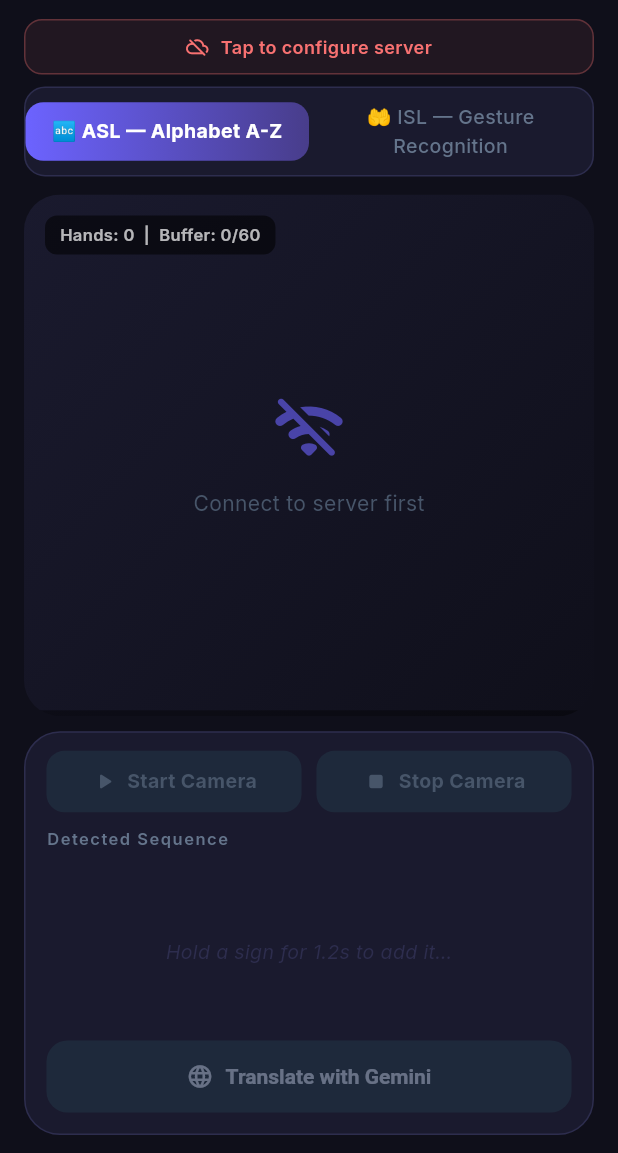
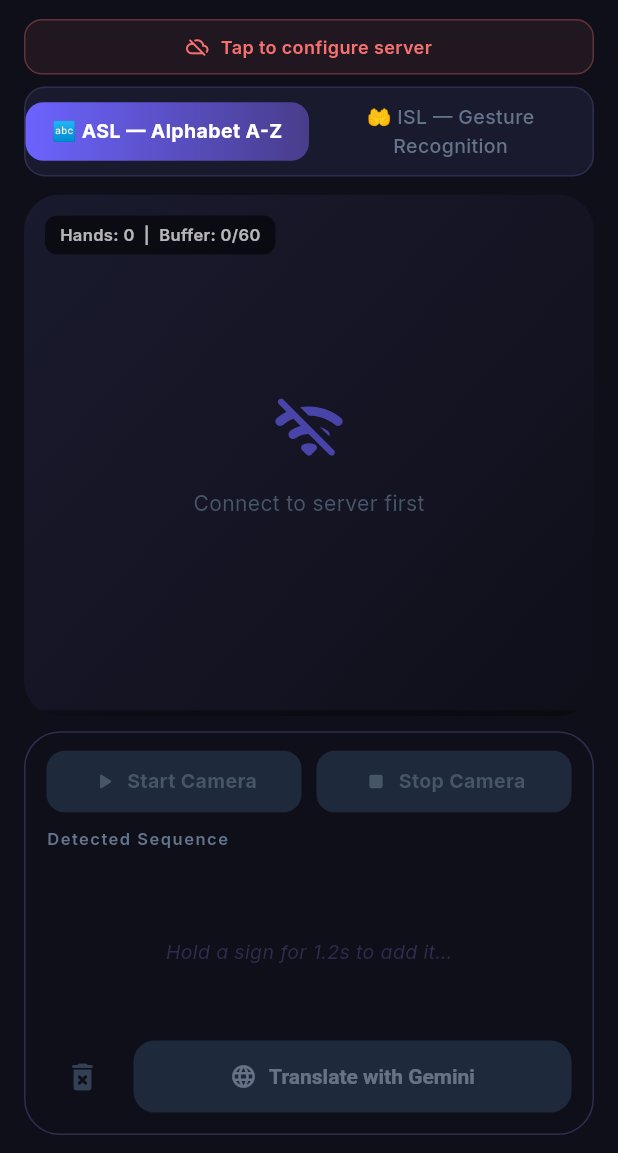
Before and after one commit to DineshMSDian/SignSpeak, a Flutter app: the screen it shows after launch, on a phone screen of 412 x 824 dp, the part 83-1236 px from its top. Run offline on Flutter 3.47's test engine with Material 3 defaults, Android fonts, the phone set to English and light mode, and no system bars; our stand-ins replace camera, flutter_tts, google_fonts.

Commit message:
SignSpeak: [TEMP]: Integrated GEmini for better translation (Regional Language)
Signed-off-by: DineshMSDian <dinesh2742004@gmail.com>

````diff
--- a/signspeak_flutter/lib/screens/home_screen.dart
+++ b/signspeak_flutter/lib/screens/home_screen.dart
@@ -1,12 +1,11 @@
 import 'dart:async';
-import 'dart:convert';
 import 'dart:typed_data';
 import 'package:camera/camera.dart';
 import 'package:flutter/material.dart';
-import 'package:http/http.dart' as http;
 import 'package:image/image.dart' as img;
 import '../config.dart';
 import '../services/backend_service.dart';
+import '../services/gemini_service.dart';
 import '../services/tts_service.dart';
 import '../widgets/server_config_dialog.dart';
 
@@ -28,37 +27,21 @@ const Set<int> kFingertips = {4, 8, 12, 16, 20};
 // ══════════════════════════════════════════════════════════════════
 class HandSkeletonPainter extends CustomPainter {
   final List<List<Map<String, double>>> hands;
-  final Size previewSize;
-  final bool mirrorX;
+  final Size imageSize; // unused — kept for API compat, pass Size.zero
 
   const HandSkeletonPainter({
     required this.hands,
-    required this.previewSize,
-    this.mirrorX = true,
+    this.imageSize = Size.zero,
   });
 
   @override
   void paint(Canvas canvas, Size size) {
     if (hands.isEmpty) return;
 
-    // BoxFit.cover: scale to fill, crop excess
-    final double camAspect = previewSize.width / previewSize.height;
-    final double widgetAspect = size.width / size.height;
-
-    double scaleX, scaleY, offsetX = 0, offsetY = 0;
-    if (camAspect > widgetAspect) {
-      scaleY = size.height;
-      scaleX = size.height * camAspect;
-      offsetX = (size.width - scaleX) / 2;
-    } else {
-      scaleX = size.width;
-      scaleY = size.width / camAspect;
-      offsetY = (size.height - scaleY) / 2;
-    }
-
+    // Landmarks from the backend are normalized 0–1 (x already mirrored).
+    // Map directly to the canvas size — no camera-resolution math needed.
     Offset toCanvas(Map<String, double> lm) {
-      final nx = mirrorX ? (1.0 - lm['x']!) : lm['x']!;
-      return Offset(offsetX + nx * scaleX, offsetY + lm['y']! * scaleY);
+      return Offset(lm['x']! * size.width, lm['y']! * size.height);
     }
 
     final bonePaint = Paint()
@@ -102,48 +85,6 @@ class HandSkeletonPainter extends CustomPainter {
 }
 
 // ══════════════════════════════════════════════════════════════════
-// Gemini Service — English + Tamil + Hindi
-// ══════════════════════════════════════════════════════════════════
-class GeminiService {
-  static const String _apiKey = 'YOUR_GEMINI_API_KEY'; // ← replace
-  static const String _endpoint =
-      'https://generativelanguage.googleapis.com/v1beta/models/gemini-2.0-flash:generateContent?key=$_apiKey';
-
-  static Future<Map<String, String>> translate(
-      List<String> tokens, bool isASL) async {
-    if (tokens.isEmpty) return {'english': '', 'tamil': '', 'hindi': ''};
-    final input = isASL ? tokens.join('') : tokens.join(' ');
-    final prompt = isASL
-        ? 'These are ASL fingerspelled letters: "$input". Combine into the most likely word or sentence. '
-            'Reply ONLY with JSON: {"english":"...","tamil":"...","hindi":"..."} — no explanation.'
-        : 'These are ISL gesture words: "$input". Form a natural English sentence, translate to Tamil and Hindi. '
-            'Reply ONLY with JSON: {"english":"...","tamil":"...","hindi":"..."} — no explanation.';
-
-    try {
-      final res = await http.post(Uri.parse(_endpoint),
-        headers: {'Content-Type': 'application/json'},
-        body: jsonEncode({
-          'contents': [{'parts': [{'text': prompt}]}],
-          'generationConfig': {'temperature': 0.2, 'maxOutputTokens': 200},
-        }),
-      ).timeout(const Duration(seconds: 12));
-      if (res.statusCode == 200) {
-        final data = jsonDecode(res.body);
-        final text = data['candidates']?[0]?['content']?['parts']?[0]?['text'] as String? ?? '';
-        final clean = text.replaceAll(RegExp(r'```json|```'), '').trim();
-        final parsed = jsonDecode(clean) as Map<String, dynamic>;
-        return {
-          'english': parsed['english'] as String? ?? input,
-          'tamil': parsed['tamil'] as String? ?? '',
-          'hindi': parsed['hindi'] as String? ?? '',
-        };
-      }
-    } catch (e) { debugPrint('[Gemini] $e'); }
-    return {'english': input, 'tamil': '', 'hindi': ''};
-  }
-}
-
-// ══════════════════════════════════════════════════════════════════
 // HomeScreen
 // ══════════════════════════════════════════════════════════════════
 class HomeScreen extends StatefulWidget {
@@ -161,7 +102,6 @@ class _HomeScreenState extends State<HomeScreen> with WidgetsBindingObserver {
   bool _isCameraRunning = false;
   bool _isCameraInitializing = false;
   bool _isDisposing = false;
-  Size _previewSize = const Size(640, 480);
 
   SignLanguageMode _mode = SignLanguageMode.asl;
   String _currentPrediction = '—';
@@ -175,16 +115,15 @@ class _HomeScreenState extends State<HomeScreen> with WidgetsBindingObserver {
   List<List<Map<String, double>>> _currentLandmarks = [];
 
   final List<String> _tokens = [];
-  Map<String, String> _translation = {};
+  TranslationResult _translation = TranslationResult.empty;
   bool _isTranslating = false;
   bool _showTranslation = false;
 
-  // Hold-to-confirm
-  String? _holdCandidate;
-  DateTime? _holdStart;
-  DateTime? _lastCommit;
-  static const _holdDur = Duration(milliseconds: 1200);
-  static const _cooldown = Duration(milliseconds: 900);
+  // Stability filter — commit after 10 consecutive identical predictions
+  String? _stableLabel;
+  int _stableCount = 0;
+  bool _justLocked = false; // drives the lock flash animation
+  static const int _stableThreshold = 10;
 
   int _frameSkip = 0;
   bool _isSending = false;
@@ -224,38 +163,45 @@ class _HomeScreenState extends State<HomeScreen> with WidgetsBindingObserver {
       _currentLandmarks = result.landmarks;
     });
     final label = result.prediction;
-    if (label == null) return;
+    if (label == null) {
+      // No prediction — reset stability streak
+      setState(() { _stableLabel = null; _stableCount = 0; });
+      return;
+    }
     setState(() => _currentPrediction = label);
 
-    final now = DateTime.now();
-    if (_lastCommit != null && now.difference(_lastCommit!) < _cooldown) {
-      _holdCandidate = null;
-      return;
+    // Stability filter: count consecutive identical predictions
+    if (label == _stableLabel) {
+      _stableCount++;
+    } else {
+      _stableLabel = label;
+      _stableCount = 1;
+      _justLocked = false;
     }
-    if (label == _holdCandidate) {
-      if (_holdStart != null && now.difference(_holdStart!) >= _holdDur) {
+
+    // Commit when threshold reached & different from last token
+    if (_stableCount >= _stableThreshold && !_justLocked) {
+      final lastToken = _tokens.isNotEmpty ? _tokens.last : null;
+      if (label != lastToken) {
         _commitToken(label);
-        _holdCandidate = null;
-        _holdStart = null;
-        _lastCommit = now;
       }
+      setState(() { _justLocked = true; _stableCount = 0; });
     } else {
-      _holdCandidate = label;
-      _holdStart = now;
+      setState(() {});
     }
   }
 
   void _commitToken(String token) {
-    setState(() { _tokens.add(token); _showTranslation = false; _translation = {}; });
+    setState(() { _tokens.add(token); _showTranslation = false; _translation = TranslationResult.empty; });
     _tts.speak(token.replaceAll('_', ' '));
   }
 
   Future<void> _translate() async {
     if (_tokens.isEmpty) return;
     setState(() => _isTranslating = true);
-    final result = await GeminiService.translate(_tokens, _mode == SignLanguageMode.asl);
+    final result = await GeminiService.translateSequence(_tokens, _mode == SignLanguageMode.asl);
     if (mounted) setState(() { _translation = result; _isTranslating = false; _showTranslation = true; });
-    if ((result['english'] ?? '').isNotEmpty) _tts.speak(result['english']!);
+    if (result.english.isNotEmpty) _tts.speak(result.english);
   }
 
   Future<void> _connectToServer() async {
@@ -281,7 +227,7 @@ class _HomeScreenState extends State<HomeScreen> with WidgetsBindingObserver {
         _currentPrediction = '—';
         _currentConfidence = 0.0;
         _tokens.clear();
-        _translation = {};
+        _translation = TranslationResult.empty;
         _showTranslation = false;
       });
     }
@@ -306,9 +252,6 @@ class _HomeScreenState extends State<HomeScreen> with WidgetsBindingObserver {
       await controller.initialize();
       if (!mounted) { controller.dispose(); _isCameraInitializing = false; return; }
       _cameraController = controller;
-      final ps = controller.value.previewSize;
-      // previewSize is in landscape; for portrait we swap w/h
-      if (ps != null) _previewSize = Size(ps.height, ps.width);
       await controller.startImageStream(_onFrame);
       setState(() { _isCameraRunning = true; _errorMessage = null; });
     } catch (e) {
@@ -551,6 +494,10 @@ class _HomeScreenState extends State<HomeScreen> with WidgetsBindingObserver {
 
   // ── Camera view ────────────────────────────────────────────────
   Widget _buildCameraView() {
+    final bool cameraReady = _isCameraRunning &&
+        _cameraController != null &&
+        _cameraController!.value.isInitialized;
+
     return Padding(
       padding: const EdgeInsets.fromLTRB(16, 8, 16, 0),
       child: ClipRRect(
@@ -558,9 +505,12 @@ class _HomeScreenState extends State<HomeScreen> with WidgetsBindingObserver {
         child: Stack(
           fit: StackFit.expand,
           children: [
-            // Camera or placeholder
-            if (_isCameraRunning && _cameraController != null && _cameraController!.value.isInitialized)
-              CameraPreview(_cameraController!)
+            // Camera preview with correct aspect ratio
+            if (cameraReady)
+              AspectRatio(
+                aspectRatio: _cameraController!.value.aspectRatio,
+                child: CameraPreview(_cameraController!),
+              )
             else
               Container(
                 decoration: const BoxDecoration(
@@ -576,32 +526,43 @@ class _HomeScreenState extends State<HomeScreen> with WidgetsBindingObserver {
                 ])),
               ),
 
-            // ✅ Skeleton with proper BoxFit.cover-aware coordinate mapping
-            if (_isCameraRunning && _currentLandmarks.isNotEmpty)
+            // Skeleton overlay — scale 0-1 landmarks directly to canvas size
+            if (cameraReady && _currentLandmarks.isNotEmpty)
               LayoutBuilder(builder: (ctx, box) => CustomPaint(
                 painter: HandSkeletonPainter(
                   hands: _currentLandmarks,
-                  previewSize: _previewSize,
-                  mirrorX: true,
+                  imageSize: Size.zero,
                 ),
                 size: Size(box.maxWidth, box.maxHeight),
               )),
 
-            // Live prediction badge
+            // Live prediction badge with stability progress
             if (_isCameraRunning && _currentPrediction != '—')
               Positioned(
                 top: 14, left: 0, right: 0,
-                child: Center(child: Container(
+                child: Center(child: AnimatedContainer(
+                  duration: const Duration(milliseconds: 250),
                   padding: const EdgeInsets.symmetric(horizontal: 20, vertical: 8),
                   decoration: BoxDecoration(
-                    color: Colors.black.withOpacity(0.65),
+                    color: _justLocked
+                        ? const Color(0xFF34D399).withOpacity(0.85)
+                        : Colors.black.withOpacity(0.65),
                     borderRadius: BorderRadius.circular(30),
-                    border: Border.all(color: const Color(0xFF6C63FF), width: 1.5),
+                    border: Border.all(
+                      color: _justLocked ? const Color(0xFF34D399) : const Color(0xFF6C63FF),
+                      width: _justLocked ? 2.5 : 1.5,
+                    ),
                   ),
                   child: Row(mainAxisSize: MainAxisSize.min, children: [
+                    // Lock icon when committed
+                    if (_justLocked) ...[
+                      const Icon(Icons.lock_rounded, color: Colors.white, size: 18),
+                      const SizedBox(width: 6),
+                    ],
                     Text(_currentPrediction.toUpperCase(),
                         style: const TextStyle(color: Colors.white, fontSize: 22, fontWeight: FontWeight.w900)),
                     const SizedBox(width: 10),
+                    // Confidence chip
                     Container(
                       padding: const EdgeInsets.symmetric(horizontal: 8, vertical: 2),
                       decoration: BoxDecoration(
@@ -615,14 +576,28 @@ class _HomeScreenState extends State<HomeScreen> with WidgetsBindingObserver {
                                   ? const Color(0xFF34D399) : const Color(0xFFFBBF24),
                               fontSize: 13, fontWeight: FontWeight.w700)),
                     ),
+                    // Stability count ring
+                    if (!_justLocked && _stableCount > 0) ...[
+                      const SizedBox(width: 10),
+                      SizedBox(
+                        width: 28, height: 28,
+                        child: Stack(alignment: Alignment.center, children: [
+                          CircularProgressIndicator(
+                            value: _stableCount / _stableThreshold,
+                            strokeWidth: 3,
+                            backgroundColor: Colors.white24,
+                            valueColor: AlwaysStoppedAnimation<Color>(
+                              Color.lerp(const Color(0xFF6C63FF), const Color(0xFF34D399),
+                                  _stableCount / _stableThreshold)!),
+                          ),
+                          Text('$_stableCount',
+                              style: const TextStyle(color: Colors.white, fontSize: 10, fontWeight: FontWeight.w800)),
+                        ]),
+                      ),
+                    ],
                   ]),
                 )),
               ),
-
-            // Hold ring
-            if (_holdCandidate != null)
-              Positioned(bottom: 14, right: 14,
-                  child: _HoldRing(letter: _holdCandidate!, holdStart: _holdStart, holdDuration: _holdDur)),
 
             // HUD
             Positioned(top: 14, left: 14,
@@ -655,7 +630,7 @@ class _HomeScreenState extends State<HomeScreen> with WidgetsBindingObserver {
     return Container(
       margin: const EdgeInsets.fromLTRB(16, 10, 16, 12),
       decoration: BoxDecoration(
-        color: const Color(0xFF1A1A2E),
+        color: const Color(0xFF0F0F1A),
         borderRadius: BorderRadius.circular(24),
         border: Border.all(color: const Color(0xFF2D2D4E)),
       ),
@@ -694,7 +669,7 @@ class _HomeScreenState extends State<HomeScreen> with WidgetsBindingObserver {
                 ),
                 const SizedBox(width: 12),
                 GestureDetector(
-                  onTap: () => setState(() { _tokens.clear(); _translation = {}; _showTranslation = false; }),
+                  onTap: () => setState(() { _tokens.clear(); _translation = TranslationResult.empty; _showTranslation = false; }),
                   child: const Icon(Icons.delete_sweep_rounded, color: Color(0xFF64748B), size: 16),
                 ),
               ],
@@ -737,29 +712,56 @@ class _HomeScreenState extends State<HomeScreen> with WidgetsBindingObserver {
                     fontSize: 11, fontWeight: FontWeight.w700, letterSpacing: 1)),
                 const Spacer(),
                 GestureDetector(
-                  onTap: () { if ((_translation['english'] ?? '').isNotEmpty) _tts.speak(_translation['english']!); },
+                  onTap: () { if (_translation.english.isNotEmpty) _tts.speak(_translation.english); },
                   child: const Icon(Icons.volume_up_rounded, color: Color(0xFF34D399), size: 16),
                 ),
               ]),
               const SizedBox(height: 8),
-              if ((_translation['english'] ?? '').isNotEmpty)
-                _TransRow('🇬🇧', _translation['english']!, Colors.white),
-              if ((_translation['tamil'] ?? '').isNotEmpty) ...[
+              if (_translation.english.isNotEmpty)
+                _TransRow('🇬🇧', _translation.english, Colors.white),
+              if (_translation.tamil.isNotEmpty) ...[
                 const SizedBox(height: 4),
-                _TransRow('தமிழ்', _translation['tamil']!, const Color(0xFF00C9FF)),
+                _TransRow('தமிழ்', _translation.tamil, const Color(0xFF00C9FF)),
               ],
-              if ((_translation['hindi'] ?? '').isNotEmpty) ...[
+              if (_translation.hindi.isNotEmpty) ...[
                 const SizedBox(height: 4),
-                _TransRow('हिंदी', _translation['hindi']!, const Color(0xFFFFB347)),
+                _TransRow('हिंदी', _translation.hindi, const Color(0xFFFFB347)),
               ],
             ]),
           ),
 
-        // Translate button
+        // Translate + Clear buttons
         Padding(
           padding: const EdgeInsets.fromLTRB(14, 0, 14, 14),
+          child: Row(children: [
+            // Clear sequence button
+            SizedBox(
+              width: 48, height: 48,
+              child: IconButton(
+                onPressed: _tokens.isEmpty
+                    ? null
+                    : () => setState(() {
+                          _tokens.clear();
+                          _translation = TranslationResult.empty;
+                          _showTranslation = false;
+                        }),
+                icon: const Icon(Icons.delete_forever_rounded),
+                color: const Color(0xFFF87171),
+                disabledColor: const Color(0xFF334155),
+                style: IconButton.styleFrom(
+                  backgroundColor: _tokens.isNotEmpty
+                      ? const Color(0xFFF87171).withOpacity(0.12)
+                      : const Color(0xFF1E293B),
+                  shape: RoundedRectangleBorder(borderRadius: BorderRadius.circular(14)),
+                ),
+                tooltip: 'Clear sequence',
+              ),
+            ),
+            const SizedBox(width: 10),
+            // Translate button
+            Expanded(
               child: SizedBox(
-            width: double.infinity, height: 48,
+                height: 48,
                 child: ElevatedButton.icon(
                   onPressed: (_tokens.isEmpty || _isTranslating) ? null : _translate,
                   icon: _isTranslating
@@ -778,48 +780,7 @@ class _HomeScreenState extends State<HomeScreen> with WidgetsBindingObserver {
               ),
             ),
           ]),
-    );
-  }
-}
-
-// ══════════════════════════════════════════════════════════════════
-// Hold Ring — properly animated with its own timer
-// ══════════════════════════════════════════════════════════════════
-class _HoldRing extends StatefulWidget {
-  final String letter;
-  final DateTime? holdStart;
-  final Duration holdDuration;
-  const _HoldRing({required this.letter, required this.holdStart, required this.holdDuration});
-
-  @override
-  State<_HoldRing> createState() => _HoldRingState();
-}
-
-class _HoldRingState extends State<_HoldRing> {
-  late final Timer _t;
-  @override
-  void initState() {
-    super.initState();
-    _t = Timer.periodic(const Duration(milliseconds: 40), (_) { if (mounted) setState(() {}); });
-  }
-  @override
-  void dispose() { _t.cancel(); super.dispose(); }
-
-  @override
-  Widget build(BuildContext context) {
-    final progress = widget.holdStart == null ? 0.0
-        : (DateTime.now().difference(widget.holdStart!).inMilliseconds /
-            widget.holdDuration.inMilliseconds).clamp(0.0, 1.0);
-    return SizedBox(width: 56, height: 56,
-      child: Stack(alignment: Alignment.center, children: [
-        CircularProgressIndicator(
-          value: progress, strokeWidth: 4,
-          backgroundColor: Colors.white24,
-          valueColor: AlwaysStoppedAnimation<Color>(
-              Color.lerp(const Color(0xFF6C63FF), const Color(0xFFFFD700), progress)!),
         ),
-        Text(widget.letter.toUpperCase(),
-            style: const TextStyle(color: Colors.white, fontSize: 20, fontWeight: FontWeight.w900)),
       ]),
     );
   }
--- /dev/null
+++ b/signspeak_flutter/lib/services/gemini_service.dart
@@ -0,0 +1,88 @@
+import 'dart:convert';
+import 'package:flutter/foundation.dart';
+import 'package:http/http.dart' as http;
+
+class TranslationResult {
+  final String english;
+  final String tamil;
+  final String hindi;
+  final String malayalam;
+
+  const TranslationResult({
+    required this.english,
+    required this.tamil,
+    required this.hindi,
+    required this.malayalam,
+  });
+
+  static const empty = TranslationResult(english: '', tamil: '', hindi: '', malayalam: '');
+
+  bool get isEmpty => english.isEmpty && tamil.isEmpty && hindi.isEmpty && malayalam.isEmpty;
+  bool get isNotEmpty => !isEmpty;
+}
+
+class GeminiService {
+  static const String _apiKeyPart1 = 'gsk_LwFFenvhMAMw';
+  static const String _apiKeyPart2 = 'cCU65kSfWGdyb3FY';
+  static const String _apiKeyPart3 = 'XuYBcg1TlTXQ6CazDyBF6iVi';
+  static String get _apiKey => _apiKeyPart1 + _apiKeyPart2 + _apiKeyPart3;
+  static const String _endpoint = 'https://api.groq.com/openai/v1/chat/completions';
+
+
+  static Future<TranslationResult> translateSequence(
+    List<String> sequence,
+    bool isASL,
+  ) async {
+    if (sequence.isEmpty) return TranslationResult.empty;
+
+    final input = sequence.join(isASL ? '' : ' ').toLowerCase().trim();
+
+    final prompt =
+        'The following is a sequence of ${isASL ? 'ASL alphabet letters' : 'ISL gesture words'} '
+        'detected from a sign language recognition system: $input. '
+        'Convert this into a natural, grammatically correct English sentence. '
+        'Fix grammatical errors, remove any duplicate or redundant words, and make it sound natural. '
+        'Also provide direct translations in Tamil, Hindi, and Malayalam. Do NOT add any extra conversational text or notes. '
+        'Respond ONLY as JSON: {"english": "...", "tamil": "...", "hindi": "...", "malayalam": "..."}';
+
+    try {
+      final res = await http
+          .post(
+            Uri.parse(_endpoint),
+            headers: {
+              'Authorization': 'Bearer $_apiKey',
+              'Content-Type': 'application/json'
+            },
+            body: jsonEncode({
+              'model': 'llama-3.1-8b-instant',
+              'messages': [
+                {'role': 'user', 'content': prompt}
+              ],
+              'temperature': 0.2,
+              'response_format': {'type': 'json_object'}
+            }),
+          )
+          .timeout(const Duration(seconds: 12));
+
+      if (res.statusCode == 200) {
+        final data = jsonDecode(res.body);
+        final text = data['choices']?[0]?['message']?['content'] as String? ?? '';
+        final clean = text.replaceAll(RegExp(r'```json|```'), '').trim();
+        final parsed = jsonDecode(clean) as Map<String, dynamic>;
+
+        return TranslationResult(
+          english: parsed['english'] as String? ?? input,
+          tamil: parsed['tamil'] as String? ?? '',
+          hindi: parsed['hindi'] as String? ?? '',
+          malayalam: parsed['malayalam'] as String? ?? '',
+        );
+      } else {
+        debugPrint('[GroqService] Error ${res.statusCode}: ${res.body}');
+      }
+    } catch (e) {
+      debugPrint('[GroqService] Exception: $e');
+    }
+
+    return TranslationResult(english: input, tamil: '', hindi: '', malayalam: '');
+  }
+}
````
Lines whose indentation alone changed are shown as unchanged.
